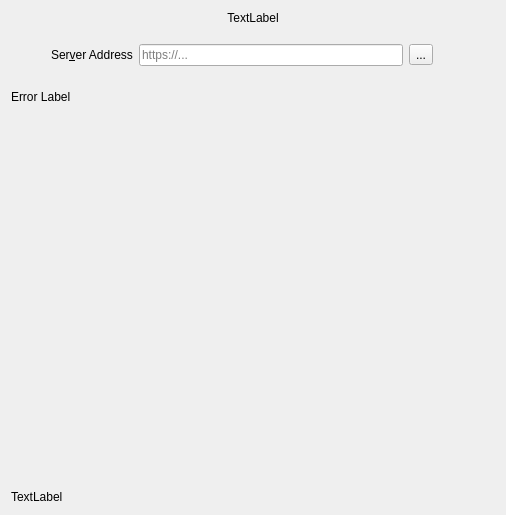
Old version of the form src/gui/wizard/owncloudsetuppage.ui in the repository GrossLukas/client.
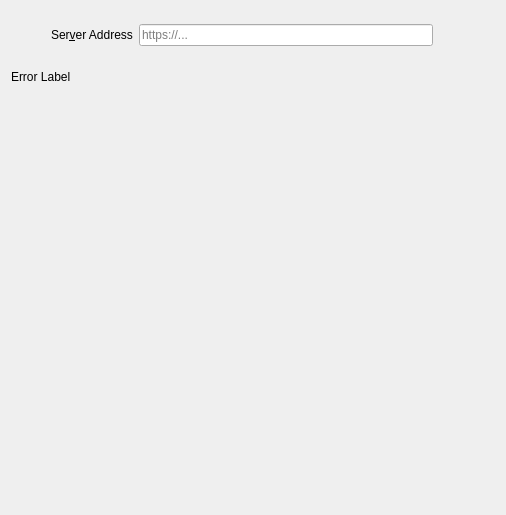
New version of the form. Icons and pictures are not drawn. Custom widgets are drawn as their Qt base class.

Diff of the .ui file:
```diff
--- a/src/gui/wizard/owncloudsetuppage.ui
+++ b/src/gui/wizard/owncloudsetuppage.ui
@@ -20,28 +20,6 @@
    <string>Form</string>
   </property>
   <layout class="QVBoxLayout" name="verticalLayout_2">
-   <item>
-    <widget class="QLabel" name="topLabel">
-     <property name="sizePolicy">
-      <sizepolicy hsizetype="Preferred" vsizetype="Fixed">
-       <horstretch>0</horstretch>
-       <verstretch>0</verstretch>
-      </sizepolicy>
-     </property>
-     <property name="text">
-      <string>TextLabel</string>
-     </property>
-     <property name="textFormat">
-      <enum>Qt::RichText</enum>
-     </property>
-     <property name="alignment">
-      <set>Qt::AlignCenter</set>
-     </property>
-     <property name="wordWrap">
-      <bool>true</bool>
-     </property>
-    </widget>
-   </item>
    <item>
     <layout class="QHBoxLayout" name="horizontalLayout_2">
      <item>
@@ -103,17 +81,6 @@
            </property>
           </widget>
          </item>
-         <item>
-          <widget class="QToolButton" name="more_toolButton">
-           <property name="text">
-            <string>...</string>
-           </property>
-           <property name="icon">
-            <iconset resource="../../../client.qrc">
-             <normaloff>:/client/resources/light/more.svg</normaloff>:/client/resources/light/more.svg</iconset>
-           </property>
-          </widget>
-         </item>
          <item>
           <widget class="QLabel" name="urlLabel">
            <property name="sizePolicy">
@@ -225,16 +192,6 @@
      </property>
     </layout>
    </item>
-   <item>
-    <widget class="QLabel" name="bottomLabel">
-     <property name="text">
-      <string>TextLabel</string>
-     </property>
-     <property name="textFormat">
-      <enum>Qt::RichText</enum>
-     </property>
-    </widget>
-   </item>
   </layout>
  </widget>
  <customwidgets>
```
